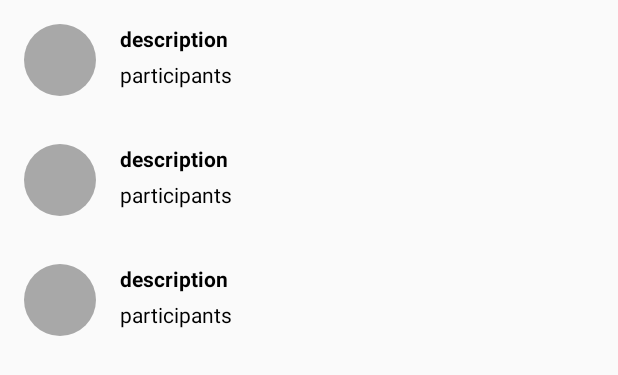
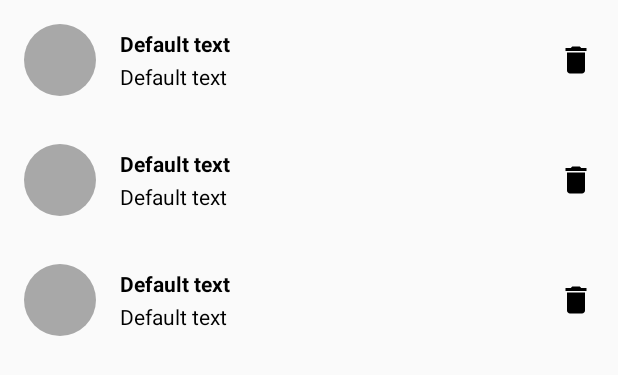
Before and after one commit to apkcreateur/OC-DAA-P4, an Android app: the layout activity_list_meeting.xml on its own in the app's theme, with its tools: preview values and no code run, on a phone screen of 412 x 824 dp. Shown: the top 375 px of the screen. Run offline under Robolectric (Android 15) with nearby library versions, the phone set to English and light mode, and no system bars.

Commit message:
Design: adding delete button

```diff
--- /dev/null
+++ b/app/src/main/res/drawable/ic_delete_black_24dp.xml
@@ -0,0 +1,9 @@
+<vector xmlns:android="http://schemas.android.com/apk/res/android"
+        android:width="24dp"
+        android:height="24dp"
+        android:viewportWidth="24.0"
+        android:viewportHeight="24.0">
+    <path
+        android:fillColor="#FF000000"
+        android:pathData="M6,19c0,1.1 0.9,2 2,2h8c1.1,0 2,-0.9 2,-2V7H6v12zM19,4h-3.5l-1,-1h-5l-1,1H5v2h14V4z"/>
+</vector>
--- a/app/src/main/res/layout/meeting_item.xml
+++ b/app/src/main/res/layout/meeting_item.xml
@@ -1,46 +1,67 @@
 <?xml version="1.0" encoding="utf-8"?>
-<LinearLayout
+<androidx.constraintlayout.widget.ConstraintLayout
     xmlns:android="http://schemas.android.com/apk/res/android"
+    xmlns:app="http://schemas.android.com/apk/res-auto"
     android:layout_width="match_parent"
     android:layout_height="wrap_content"
-    android:orientation="horizontal">
+    android:orientation="horizontal" >
 
     <ImageView
         android:id="@+id/circle_item"
+        android:contentDescription="@string/default_content_description"
         android:layout_width="wrap_content"
         android:layout_height="wrap_content"
         android:background="@drawable/ic_circle"
-        android:layout_margin="@dimen/text_margin" />
-
-    <LinearLayout
-        android:layout_width="wrap_content"
-        android:layout_height="match_parent"
-        android:orientation="vertical" >
+        android:layout_margin="@dimen/text_margin"
+        app:layout_constraintBottom_toBottomOf="parent"
+        app:layout_constraintStart_toStartOf="parent"
+        app:layout_constraintTop_toTopOf="parent" />
 
     <TextView
         android:id="@+id/description_item"
-            android:layout_width="wrap_content"
+        android:text="@string/default_text"
+        android:layout_width="0dp"
         android:layout_height="match_parent"
-            android:layout_weight="1"
+        android:textAlignment="textStart"
+        android:layout_marginStart="@dimen/text_margin"
         android:layout_marginTop="@dimen/text_margin"
         android:layout_marginEnd="@dimen/text_margin"
         android:textStyle="bold"
         android:textColor="@color/colorTextDescription"
         android:singleLine="true"
         android:ellipsize="end"
-            android:text="description" />
+        app:layout_constrainedWidth="true"
+        app:layout_constraintStart_toEndOf="@+id/circle_item"
+        app:layout_constraintTop_toTopOf="parent"
+        app:layout_constraintEnd_toStartOf="@+id/delete_item"
+        app:layout_constraintBottom_toTopOf="@id/participants_item" />
 
     <TextView
         android:id="@+id/participants_item"
-            android:layout_width="wrap_content"
+        android:text="@string/default_text"
+        android:layout_width="0dp"
         android:layout_height="match_parent"
-            android:layout_weight="1"
+        android:layout_marginStart="@dimen/text_margin"
         android:layout_marginBottom="@dimen/text_margin"
         android:layout_marginEnd="@dimen/text_margin"
         android:textColor="@color/colorTextParticipants"
         android:singleLine="true"
         android:ellipsize="end"
-            android:text="participants" />
-    </LinearLayout>
+        app:layout_constrainedWidth="true"
+        app:layout_constraintStart_toEndOf="@+id/circle_item"
+        app:layout_constraintTop_toBottomOf="@id/description_item"
+        app:layout_constraintEnd_toStartOf="@+id/delete_item"
+        app:layout_constraintBottom_toBottomOf="parent" />
 
-</LinearLayout>
+    <ImageButton
+        android:id="@+id/delete_item"
+        android:contentDescription="@string/delete_meeting"
+        android:layout_width="wrap_content"
+        android:layout_height="wrap_content"
+        android:background="@drawable/ic_delete_black_24dp"
+        android:layout_margin="@dimen/text_margin"
+        app:layout_constraintBottom_toBottomOf="parent"
+        app:layout_constraintEnd_toEndOf="parent"
+        app:layout_constraintTop_toTopOf="parent" />
+
+</androidx.constraintlayout.widget.ConstraintLayout>
--- a/app/src/main/res/values/strings.xml
+++ b/app/src/main/res/values/strings.xml
@@ -1,3 +1,6 @@
 <resources>
     <string name="app_name">MaRéu</string>
+    <string name="default_text">Default text</string>
+    <string name="default_content_description">Default content description</string>
+    <string name="delete_meeting">Delete meeting</string>
 </resources>
```
Lines whose indentation alone changed are shown as unchanged.
